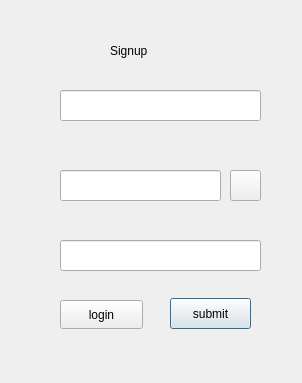
First picture: the form in GameApp/signuppage.ui, repository mahdihabibi0/tic-tac-toe, before the edit.
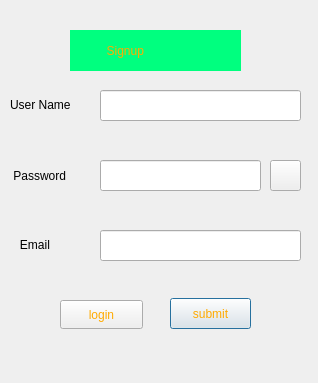
Second picture: the form after the edit. Icons and pictures are not drawn.

The edit to the form file:
```diff
--- a/GameApp/signuppage.ui
+++ b/GameApp/signuppage.ui
@@ -6,7 +6,7 @@
    <rect>
     <x>0</x>
     <y>0</y>
-    <width>302</width>
+    <width>318</width>
     <height>383</height>
    </rect>
   </property>
@@ -16,12 +16,15 @@
   <widget class="QToolButton" name="hidePassword">
    <property name="geometry">
     <rect>
-     <x>230</x>
-     <y>170</y>
+     <x>270</x>
+     <y>160</y>
      <width>31</width>
      <height>31</height>
     </rect>
    </property>
+   <property name="styleSheet">
+    <string notr="true">border-image: url(:/images/3.jpg);</string>
+   </property>
    <property name="text">
     <string/>
    </property>
@@ -35,8 +38,8 @@
   <widget class="QLineEdit" name="passwordInput">
    <property name="geometry">
     <rect>
-     <x>60</x>
-     <y>170</y>
+     <x>100</x>
+     <y>160</y>
      <width>161</width>
      <height>31</height>
     </rect>
@@ -51,8 +54,8 @@
   <widget class="QLineEdit" name="emailInput">
    <property name="geometry">
     <rect>
-     <x>60</x>
-     <y>240</y>
+     <x>100</x>
+     <y>230</y>
      <width>201</width>
      <height>31</height>
     </rect>
@@ -70,6 +73,10 @@
      <height>31</height>
     </rect>
    </property>
+   <property name="styleSheet">
+    <string notr="true">font: 9pt &quot;Segoe Print&quot;;
+color: rgb(255, 170, 0);</string>
+   </property>
    <property name="text">
     <string>submit</string>
    </property>
@@ -77,14 +84,19 @@
   <widget class="QLabel" name="label">
    <property name="geometry">
     <rect>
-     <x>110</x>
+     <x>70</x>
      <y>30</y>
-     <width>121</width>
+     <width>171</width>
      <height>41</height>
     </rect>
    </property>
+   <property name="styleSheet">
+    <string notr="true">font: 9pt &quot;Wide Latin&quot;;
+background-color: rgb(0, 255, 127);
+color: rgb(255, 170, 0);</string>
+   </property>
    <property name="text">
-    <string>Signup</string>
+    <string>           Signup</string>
    </property>
   </widget>
   <widget class="QPushButton" name="loginBtn">
@@ -96,6 +108,11 @@
      <height>29</height>
     </rect>
    </property>
+   <property name="styleSheet">
+    <string notr="true">font: 9pt &quot;Segoe Print&quot;;
+color: rgb(255, 170, 0);
+</string>
+   </property>
    <property name="text">
     <string>login</string>
    </property>
@@ -103,7 +120,7 @@
   <widget class="QLineEdit" name="usernameInput">
    <property name="geometry">
     <rect>
-     <x>60</x>
+     <x>100</x>
      <y>90</y>
      <width>201</width>
      <height>31</height>
@@ -113,6 +130,54 @@
     <bool>true</bool>
    </property>
   </widget>
+  <widget class="QLabel" name="label_2">
+   <property name="geometry">
+    <rect>
+     <x>10</x>
+     <y>89</y>
+     <width>81</width>
+     <height>31</height>
+    </rect>
+   </property>
+   <property name="styleSheet">
+    <string notr="true">font: 900 9pt &quot;Segoe UI Black&quot;;</string>
+   </property>
+   <property name="text">
+    <string>User Name</string>
+   </property>
+  </widget>
+  <widget class="QLabel" name="label_3">
+   <property name="geometry">
+    <rect>
+     <x>10</x>
+     <y>160</y>
+     <width>81</width>
+     <height>31</height>
+    </rect>
+   </property>
+   <property name="styleSheet">
+    <string notr="true">font: 900 9pt &quot;Segoe UI Black&quot;;</string>
+   </property>
+   <property name="text">
+    <string> Password</string>
+   </property>
+  </widget>
+  <widget class="QLabel" name="label_4">
+   <property name="geometry">
+    <rect>
+     <x>10</x>
+     <y>229</y>
+     <width>81</width>
+     <height>31</height>
+    </rect>
+   </property>
+   <property name="styleSheet">
+    <string notr="true">font: 900 9pt &quot;Segoe UI Black&quot;;</string>
+   </property>
+   <property name="text">
+    <string>   Email</string>
+   </property>
+  </widget>
  </widget>
  <resources/>
  <connections/>
```
